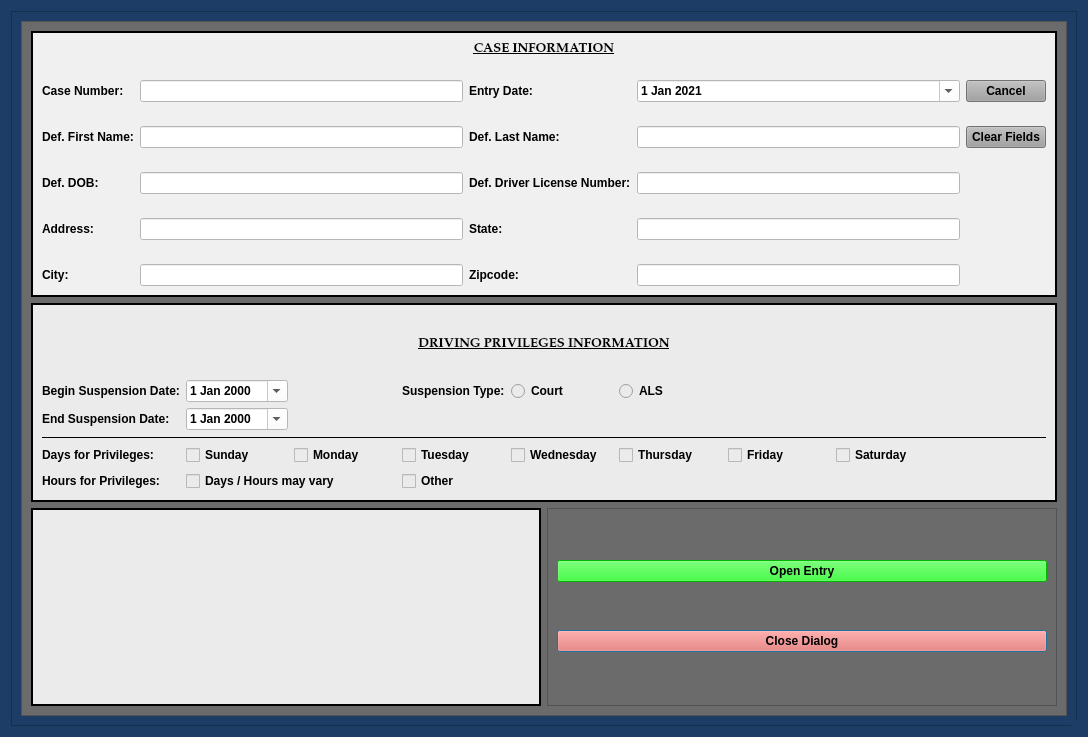
Old version of the form munientry/views/ui/DrivingPrivilegesDialog.ui in the repository HunterProgram22/MuniEntry.
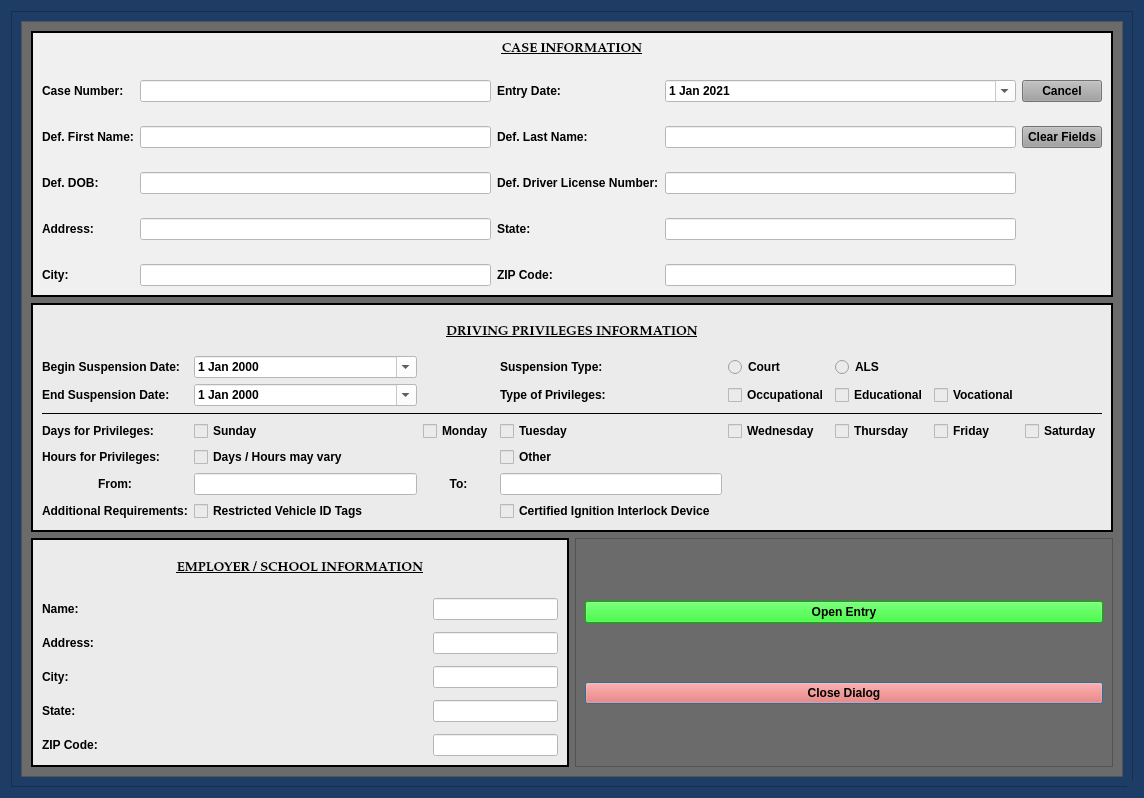
New version of the form. Custom widgets are drawn as their Qt base class.

Commit message: Switched to DrivingPrivileges model.

What changed in the file:
```diff
--- a/munientry/views/ui/DrivingPrivilegesDialog.ui
+++ b/munientry/views/ui/DrivingPrivilegesDialog.ui
@@ -9,8 +9,8 @@
    <rect>
     <x>0</x>
     <y>0</y>
-    <width>1088</width>
-    <height>737</height>
+    <width>1144</width>
+    <height>798</height>
    </rect>
   </property>
   <property name="sizePolicy">
@@ -177,11 +177,11 @@
           <rect>
            <x>0</x>
            <y>0</y>
-           <width>1048</width>
-           <height>697</height>
+           <width>1104</width>
+           <height>758</height>
           </rect>
          </property>
-         <layout class="QGridLayout" name="gridLayout_2">
+         <layout class="QGridLayout" name="gridLayout_2" columnstretch="1,1">
           <item row="3" column="1">
            <widget class="QFrame" name="frame_8">
             <property name="styleSheet">
@@ -238,6 +238,108 @@
             <property name="lineWidth">
              <number>2</number>
             </property>
+            <layout class="QGridLayout" name="gridLayout_8">
+             <item row="0" column="0">
+              <layout class="QGridLayout" name="gridLayout_7" columnstretch="1,0">
+               <property name="horizontalSpacing">
+                <number>6</number>
+               </property>
+               <property name="verticalSpacing">
+                <number>12</number>
+               </property>
+               <item row="0" column="0" colspan="2">
+                <widget class="QLabel" name="label_18">
+                 <property name="font">
+                  <font>
+                   <family>Palatino Linotype</family>
+                   <pointsize>10</pointsize>
+                   <weight>75</weight>
+                   <italic>false</italic>
+                   <bold>true</bold>
+                   <underline>true</underline>
+                  </font>
+                 </property>
+                 <property name="text">
+                  <string>EMPLOYER / SCHOOL INFORMATION</string>
+                 </property>
+                 <property name="alignment">
+                  <set>Qt::AlignCenter</set>
+                 </property>
+                </widget>
+               </item>
+               <item row="1" column="0">
+                <widget class="QLabel" name="label_19">
+                 <property name="text">
+                  <string>Name: </string>
+                 </property>
+                </widget>
+               </item>
+               <item row="4" column="1">
+                <widget class="QLineEdit" name="employer_state_lineEdit">
+                 <property name="styleSheet">
+                  <string notr="true">background-color: rgb(255, 255, 255);</string>
+                 </property>
+                </widget>
+               </item>
+               <item row="1" column="1">
+                <widget class="QLineEdit" name="employer_name_lineEdit">
+                 <property name="styleSheet">
+                  <string notr="true">background-color: rgb(255, 255, 255);</string>
+                 </property>
+                </widget>
+               </item>
+               <item row="2" column="0">
+                <widget class="QLabel" name="label_20">
+                 <property name="text">
+                  <string>Address:</string>
+                 </property>
+                </widget>
+               </item>
+               <item row="2" column="1">
+                <widget class="QLineEdit" name="employer_address_lineEdit">
+                 <property name="styleSheet">
+                  <string notr="true">background-color: rgb(255, 255, 255);</string>
+                 </property>
+                </widget>
+               </item>
+               <item row="3" column="0">
+                <widget class="QLabel" name="label_21">
+                 <property name="text">
+                  <string>City:</string>
+                 </property>
+                </widget>
+               </item>
+               <item row="5" column="0">
+                <widget class="QLabel" name="label_22">
+                 <property name="text">
+                  <string>ZIP Code:</string>
+                 </property>
+                </widget>
+               </item>
+               <item row="5" column="1">
+                <widget class="QLineEdit" name="employer_zipcode_lineEdit">
+                 <property name="styleSheet">
+                  <string notr="true">background-color: rgb(255, 255, 255);</string>
+                 </property>
+                </widget>
+               </item>
+               <item row="4" column="0">
+                <widget class="QLabel" name="label_23">
+                 <property name="text">
+                  <string>State:</string>
+                 </property>
+                </widget>
+               </item>
+               <item row="3" column="1">
+                <widget class="QLineEdit" name="employer_city_lineEdit">
+                 <property name="styleSheet">
+                  <string notr="true">background-color: rgb(255, 255, 255);</string>
+                 </property>
+                </widget>
+               </item>
+              </layout>
+             </item>
+            </layout>
            </widget>
           </item>
           <item row="0" column="0" colspan="2">
@@ -467,7 +569,7 @@
                <item row="5" column="2">
                 <widget class="QLabel" name="label_14">
                  <property name="text">
-                  <string>Zipcode:</string>
+                  <string>ZIP Code:</string>
                  </property>
                 </widget>
                </item>
@@ -505,23 +607,6 @@
              <number>2</number>
             </property>
             <layout class="QGridLayout" name="gridLayout_3">
-             <item row="2" column="0">
-              <widget class="QLabel" name="label_16">
-               <property name="text">
-                <string>End Suspension Date:</string>
-               </property>
-              </widget>
-             </item>
-             <item row="1" column="1">
-              <widget class="NoScrollDateEdit" name="suspension_start_date">
-               <property name="styleSheet">
-                <string notr="true">background-color: rgb(255, 255, 255);</string>
-               </property>
-               <property name="calendarPopup">
-                <bool>true</bool>
-               </property>
-              </widget>
-             </item>
              <item row="1" column="0">
               <widget class="QLabel" name="label_15">
                <property name="text">
@@ -529,27 +614,83 @@
                </property>
               </widget>
              </item>
-             <item row="0" column="0" colspan="9">
-              <widget class="QLabel" name="label_5">
-               <property name="font">
-                <font>
-                 <family>Palatino Linotype</family>
-                 <pointsize>10</pointsize>
-                 <weight>75</weight>
-                 <italic>false</italic>
-                 <bold>true</bold>
-                 <underline>true</underline>
-                </font>
+             <item row="1" column="1">
+              <widget class="NoScrollDateEdit" name="suspension_start_date">
+               <property name="styleSheet">
+                <string notr="true">background-color: rgb(255, 255, 255);</string>
                </property>
+               <property name="calendarPopup">
+                <bool>true</bool>
+               </property>
+              </widget>
+             </item>
+             <item row="1" column="3">
+              <widget class="QLabel" name="label_4">
                <property name="text">
-                <string>DRIVING PRIVILEGES INFORMATION</string>
+                <string>Suspension Type:</string>
                </property>
-               <property name="alignment">
-                <set>Qt::AlignCenter</set>
+              </widget>
+             </item>
+             <item row="1" column="4">
+              <widget class="QRadioButton" name="court_suspension_radioButton">
+               <property name="text">
+                <string>Court</string>
                </property>
               </widget>
              </item>
-             <item row="5" column="0" colspan="9">
+             <item row="1" column="5">
+              <widget class="QRadioButton" name="als_suspension_radioButton">
+               <property name="text">
+                <string>ALS</string>
+               </property>
+              </widget>
+             </item>
+             <item row="2" column="0">
+              <widget class="QLabel" name="label_16">
+               <property name="text">
+                <string>End Suspension Date:</string>
+               </property>
+              </widget>
+             </item>
+             <item row="2" column="1">
+              <widget class="NoScrollDateEdit" name="suspension_end_date">
+               <property name="styleSheet">
+                <string notr="true">background-color: rgb(255, 255, 255);</string>
+               </property>
+               <property name="calendarPopup">
+                <bool>true</bool>
+               </property>
+              </widget>
+             </item>
+             <item row="2" column="3">
+              <widget class="QLabel" name="label_17">
+               <property name="text">
+                <string>Type of Privileges:</string>
+               </property>
+              </widget>
+             </item>
+             <item row="2" column="4">
+              <widget class="QCheckBox" name="occupational_checkBox">
+               <property name="text">
+                <string>Occupational</string>
+               </property>
+              </widget>
+             </item>
+             <item row="2" column="5">
+              <widget class="QCheckBox" name="educational_checkBox">
+               <property name="text">
+                <string>Educational</string>
+               </property>
+              </widget>
+             </item>
+             <item row="2" column="6">
+              <widget class="QCheckBox" name="vocational_checkBox">
+               <property name="text">
+                <string>Vocational</string>
+               </property>
+              </widget>
+             </item>
+             <item row="3" column="0" colspan="8">
               <widget class="Line" name="line">
                <property name="frameShadow">
                 <enum>QFrame::Plain</enum>
@@ -559,111 +700,155 @@
                </property>
               </widget>
              </item>
-             <item row="2" column="1">
-              <widget class="NoScrollDateEdit" name="suspension_end_date">
-               <property name="styleSheet">
-                <string notr="true">background-color: rgb(255, 255, 255);</string>
-               </property>
-               <property name="calendarPopup">
-                <bool>true</bool>
-               </property>
-              </widget>
-             </item>
-             <item row="1" column="5">
-              <widget class="QRadioButton" name="als_suspension_radioButton">
-               <property name="text">
-                <string>ALS</string>
-               </property>
-              </widget>
-             </item>
-             <item row="1" column="4">
-              <widget class="QRadioButton" name="court_suspension_radioButton">
-               <property name="text">
-                <string>Court</string>
-               </property>
-              </widget>
-             </item>
-             <item row="1" column="3">
-              <widget class="QLabel" name="label_4">
-               <property name="text">
-                <string>Suspension Type:</string>
-               </property>
-              </widget>
-             </item>
-             <item row="6" column="0">
+             <item row="4" column="0">
               <widget class="QLabel" name="label_7">
                <property name="text">
                 <string>Days for Privileges:</string>
                </property>
               </widget>
              </item>
-             <item row="6" column="1">
-              <widget class="QCheckBox" name="checkBox">
+             <item row="4" column="1">
+              <widget class="QCheckBox" name="sunday_checkBox">
                <property name="text">
                 <string>Sunday</string>
                </property>
               </widget>
              </item>
-             <item row="9" column="0">
+             <item row="4" column="3">
+              <widget class="QCheckBox" name="tuesday_checkBox">
+               <property name="text">
+                <string>Tuesday</string>
+               </property>
+              </widget>
+             </item>
+             <item row="4" column="4">
+              <widget class="QCheckBox" name="wednesday_checkBox">
+               <property name="text">
+                <string>Wednesday</string>
+               </property>
+              </widget>
+             </item>
+             <item row="4" column="5">
+              <widget class="QCheckBox" name="thursday_checkBox">
+               <property name="text">
+                <string>Thursday</string>
+               </property>
+              </widget>
+             </item>
+             <item row="4" column="6">
+              <widget class="QCheckBox" name="friday_checkBox">
+               <property name="text">
+                <string>Friday</string>
+               </property>
+              </widget>
+             </item>
+             <item row="4" column="7">
+              <widget class="QCheckBox" name="saturday_checkBox">
+               <property name="text">
+                <string>Saturday</string>
+               </property>
+              </widget>
+             </item>
+             <item row="5" column="0">
               <widget class="QLabel" name="label_10">
                <property name="text">
                 <string>Hours for Privileges:</string>
                </property>
               </widget>
              </item>
-             <item row="9" column="1" colspan="2">
+             <item row="5" column="1">
               <widget class="QCheckBox" name="checkBox_8">
                <property name="text">
                 <string>Days / Hours may vary</string>
                </property>
               </widget>
              </item>
-             <item row="9" column="3">
+             <item row="5" column="3">
               <widget class="QCheckBox" name="checkBox_9">
                <property name="text">
                 <string>Other</string>
                </property>
               </widget>
              </item>
+             <item row="6" column="0">
+              <widget class="QLabel" name="label_24">
+               <property name="text">
+                <string>From:</string>
+               </property>
+               <property name="alignment">
+                <set>Qt::AlignCenter</set>
+               </property>
+              </widget>
+             </item>
+             <item row="6" column="1">
+              <widget class="QLineEdit" name="lineEdit_6">
+               <property name="styleSheet">
+                <string notr="true">background-color: rgb(255, 255, 255);</string>
+               </property>
+              </widget>
+             </item>
              <item row="6" column="2">
-              <widget class="QCheckBox" name="checkBox_2">
+              <widget class="QLabel" name="label_25">
                <property name="text">
-                <string>Monday</string>
+                <string>To:</string>
+               </property>
+               <property name="alignment">
+                <set>Qt::AlignCenter</set>
                </property>
               </widget>
              </item>
              <item row="6" column="3">
-              <widget class="QCheckBox" name="checkBox_3">
+              <widget class="QLineEdit" name="lineEdit_7">
+               <property name="styleSheet">
+                <string notr="true">background-color: rgb(255, 255, 255);</string>
+               </property>
+              </widget>
+             </item>
+             <item row="7" column="0">
+              <widget class="QLabel" name="label_27">
                <property name="text">
-                <string>Tuesday</string>
+                <string>Additional Requirements:</string>
                </property>
               </widget>
              </item>
-             <item row="6" column="4">
-              <widget class="QCheckBox" name="checkBox_4">
+             <item row="7" column="1" colspan="2">
+              <widget class="QCheckBox" name="checkBox">
                <property name="text">
-                <string>Wednesday</string>
+                <string>Restricted Vehicle ID Tags</string>
                </property>
               </widget>
              </item>
-             <item row="6" column="5">
-              <widget class="QCheckBox" name="checkBox_5">
+             <item row="0" column="0" colspan="8">
+              <widget class="QLabel" name="label_5">
+               <property name="font">
+                <font>
+                 <family>Palatino Linotype</family>
+                 <pointsize>10</pointsize>
+                 <weight>75</weight>
+                 <italic>false</italic>
+                 <bold>true</bold>
+                 <underline>true</underline>
+                </font>
+               </property>
                <property name="text">
-                <string>Thursday</string>
+                <string>DRIVING PRIVILEGES INFORMATION</string>
                </property>
+               <property name="alignment">
+                <set>Qt::AlignCenter</set>
+               </property>
               </widget>
              </item>
-             <item row="6" column="6">
-              <widget class="QCheckBox" name="checkBox_6">
+             <item row="4" column="2">
+              <widget class="QCheckBox" name="monday_checkBox">
                <property name="text">
-                <string>Friday</string>
+                <string>Monday</string>
                </property>
               </widget>
              </item>
-             <item row="6" column="7">
-              <widget class="QCheckBox" name="checkBox_7">
+             <item row="7" column="3">
+              <widget class="QCheckBox" name="checkBox_2">
                <property name="text">
-                <string>Saturday</string>
+                <string>Certified Ignition Interlock Device</string>
                </property>
               </widget>
              </item>
```
The commit also changes 5 other files.
